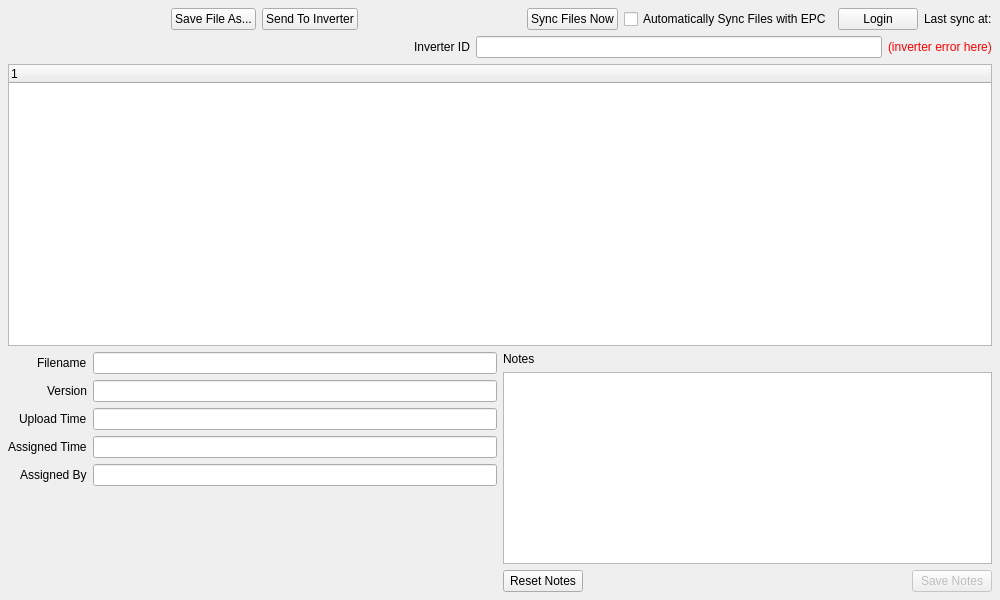
epcpower/stlib, file epyqlib/tabs/files/filesview.ui: the form before one commit.
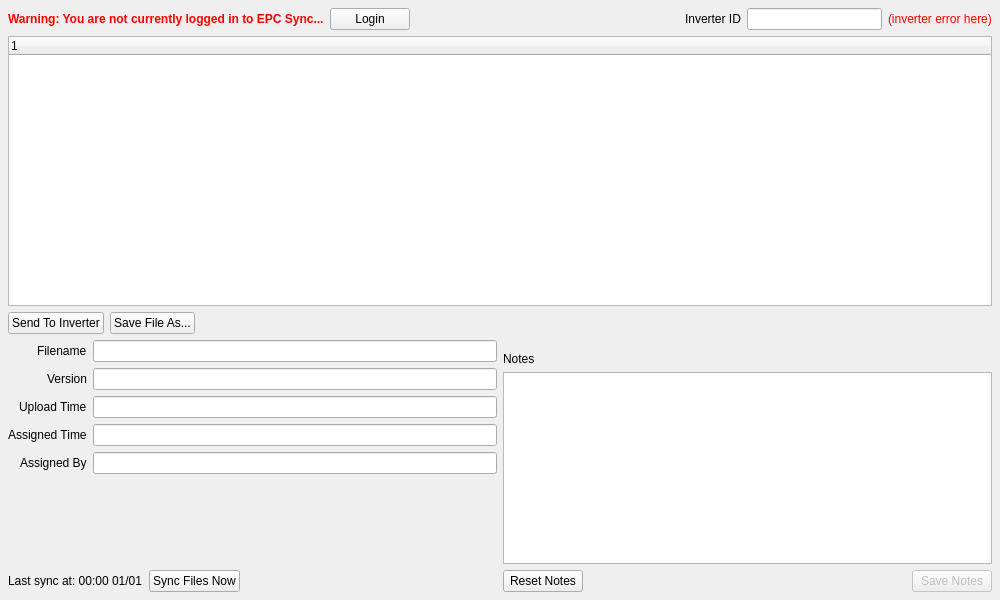
The form after the commit.

Commit message: Files tab: add warning about not being logged in and add button to log in.

```diff
--- a/epyqlib/tabs/files/filesview.ui
+++ b/epyqlib/tabs/files/filesview.ui
@@ -46,92 +46,14 @@
      <property name="bottomMargin">
       <number>8</number>
      </property>
-     <item row="0" column="0">
-      <layout class="QHBoxLayout" name="horizontalLayout">
-       <item>
-        <spacer name="horizontalSpacer">
-         <property name="orientation">
-          <enum>Qt::Horizontal</enum>
-         </property>
-         <property name="sizeHint" stdset="0">
-          <size>
-           <width>40</width>
-           <height>20</height>
-          </size>
-         </property>
-        </spacer>
-       </item>
-       <item>
-        <widget class="QPushButton" name="save_file_as">
-         <property name="sizePolicy">
-          <sizepolicy hsizetype="Preferred" vsizetype="Fixed">
-           <horstretch>0</horstretch>
-           <verstretch>0</verstretch>
-          </sizepolicy>
-         </property>
-         <property name="maximumSize">
-          <size>
-           <width>16777215</width>
-           <height>16777215</height>
-          </size>
-         </property>
-         <property name="text">
-          <string>Save File As...</string>
-         </property>
-        </widget>
-       </item>
-       <item>
-        <widget class="QPushButton" name="send_to_inverter">
-         <property name="text">
-          <string>Send To Inverter</string>
-         </property>
-        </widget>
-       </item>
-       <item>
-        <spacer name="horizontalSpacer_2">
-         <property name="orientation">
-          <enum>Qt::Horizontal</enum>
-         </property>
-         <property name="sizeHint" stdset="0">
-          <size>
-           <width>40</width>
-           <height>20</height>
-          </size>
-         </property>
-        </spacer>
-       </item>
-       <item>
-        <widget class="QPushButton" name="sync_now">
-         <property name="text">
-          <string>Sync Files Now</string>
-         </property>
-        </widget>
-       </item>
-       <item>
-        <widget class="QCheckBox" name="auto_sync">
-         <property name="text">
-          <string>Automatically Sync Files with EPC</string>
-         </property>
-        </widget>
-       </item>
-       <item>
-        <widget class="QPushButton" name="login">
-         <property name="text">
-          <string>Login</string>
-         </property>
-        </widget>
-       </item>
-       <item>
-        <widget class="QLabel" name="last_sync">
-         <property name="text">
-          <string>Last sync at:</string>
-         </property>
-        </widget>
-       </item>
-      </layout>
-     </item>
-     <item row="3" column="0">
+     <item row="2" column="0">
       <widget class="QTreeWidget" name="treeWidget">
+       <property name="sizePolicy">
+        <sizepolicy hsizetype="Expanding" vsizetype="Expanding">
+         <horstretch>0</horstretch>
+         <verstretch>10</verstretch>
+        </sizepolicy>
+       </property>
        <column>
         <property name="text">
          <string notr="true">1</string>
@@ -139,8 +61,28 @@
        </column>
       </widget>
      </item>
-     <item row="1" column="0">
+     <item row="0" column="0">
       <layout class="QHBoxLayout" name="horizontalLayout_4">
+       <item>
+        <widget class="QLabel" name="lbl_not_logged_in">
+         <property name="text">
+          <string>&lt;html&gt;&lt;head/&gt;&lt;body&gt;&lt;p&gt;&lt;span style=&quot; font-weight:600; color:#ff0000;&quot;&gt;Warning: You are not currently logged in to EPC Sync...&lt;/span&gt;&lt;/p&gt;&lt;/body&gt;&lt;/html&gt;</string>
+         </property>
+         <property name="scaledContents">
+          <bool>false</bool>
+         </property>
+         <property name="wordWrap">
+          <bool>false</bool>
+         </property>
+        </widget>
+       </item>
+       <item>
+        <widget class="QPushButton" name="login">
+         <property name="text">
+          <string>Login</string>
+         </property>
+        </widget>
+       </item>
        <item>
         <spacer name="horizontalSpacer_4">
          <property name="orientation">
@@ -155,7 +97,20 @@
         </spacer>
        </item>
        <item>
-        <widget class="QLabel" name="label_5">
+        <spacer name="horizontalSpacer">
+         <property name="orientation">
+          <enum>Qt::Horizontal</enum>
+         </property>
+         <property name="sizeHint" stdset="0">
+          <size>
+           <width>40</width>
+           <height>20</height>
+          </size>
+         </property>
+        </spacer>
+       </item>
+       <item>
+        <widget class="QLabel" name="lbl_inverter_id">
          <property name="text">
           <string>Inverter ID</string>
          </property>
@@ -177,9 +132,57 @@
        </item>
       </layout>
      </item>
-     <item row="4" column="0">
+     <item row="3" column="0">
       <layout class="QHBoxLayout" name="horizontalLayout_2" stretch="0,0">
        <item>
+        <layout class="QVBoxLayout" name="verticalLayout_3">
+         <property name="spacing">
+          <number>-1</number>
+         </property>
+         <item>
+          <layout class="QHBoxLayout" name="horizontalLayout_8">
+           <item>
+            <widget class="QPushButton" name="send_to_inverter">
+             <property name="text">
+              <string>Send To Inverter</string>
+             </property>
+            </widget>
+           </item>
+           <item>
+            <widget class="QPushButton" name="save_file_as">
+             <property name="sizePolicy">
+              <sizepolicy hsizetype="Preferred" vsizetype="Fixed">
+               <horstretch>0</horstretch>
+               <verstretch>0</verstretch>
+              </sizepolicy>
+             </property>
+             <property name="maximumSize">
+              <size>
+               <width>16777215</width>
+               <height>16777215</height>
+              </size>
+             </property>
+             <property name="text">
+              <string>Save File As...</string>
+             </property>
+            </widget>
+           </item>
+           <item>
+            <spacer name="horizontalSpacer_2">
+             <property name="orientation">
+              <enum>Qt::Horizontal</enum>
+             </property>
+             <property name="sizeHint" stdset="0">
+              <size>
+               <width>40</width>
+               <height>20</height>
+              </size>
+             </property>
+            </spacer>
+           </item>
+          </layout>
+         </item>
+         <item>
         <layout class="QFormLayout" name="formLayout">
          <property name="sizeConstraint">
           <enum>QLayout::SetDefaultConstraint</enum>
@@ -323,10 +326,81 @@
            </property>
           </widget>
          </item>
+           <item row="5" column="1">
+            <spacer name="verticalSpacer">
+             <property name="orientation">
+              <enum>Qt::Vertical</enum>
+             </property>
+             <property name="sizeHint" stdset="0">
+              <size>
+               <width>20</width>
+               <height>40</height>
+              </size>
+             </property>
+            </spacer>
+           </item>
+          </layout>
+         </item>
+         <item>
+          <layout class="QHBoxLayout" name="horizontalLayout_7">
+           <property name="spacing">
+            <number>-1</number>
+           </property>
+           <property name="sizeConstraint">
+            <enum>QLayout::SetDefaultConstraint</enum>
+           </property>
+           <property name="topMargin">
+            <number>0</number>
+           </property>
+           <item>
+            <widget class="QLabel" name="last_sync">
+             <property name="text">
+              <string>Last sync at: 00:00 01/01</string>
+             </property>
+            </widget>
+           </item>
+           <item>
+            <widget class="QPushButton" name="sync_now">
+             <property name="text">
+              <string>Sync Files Now</string>
+             </property>
+            </widget>
+           </item>
+           <item>
+            <spacer name="horizontalSpacer_5">
+             <property name="orientation">
+              <enum>Qt::Horizontal</enum>
+             </property>
+             <property name="sizeHint" stdset="0">
+              <size>
+               <width>40</width>
+               <height>20</height>
+              </size>
+             </property>
+            </spacer>
+           </item>
+          </layout>
+         </item>
         </layout>
        </item>
        <item>
         <layout class="QVBoxLayout" name="verticalLayout_2">
+         <property name="spacing">
+          <number>-1</number>
+         </property>
+         <item>
+          <spacer name="verticalSpacer_2">
+           <property name="orientation">
+            <enum>Qt::Vertical</enum>
+           </property>
+           <property name="sizeHint" stdset="0">
+            <size>
+             <width>20</width>
+             <height>40</height>
+            </size>
+           </property>
+          </spacer>
+         </item>
          <item>
           <widget class="QLabel" name="label">
            <property name="text">
```
Left out of the diff: 38 changed lines with no effect on the pictures. Lines whose indentation alone changed are shown as unchanged. The commit also changes 4 other files.
